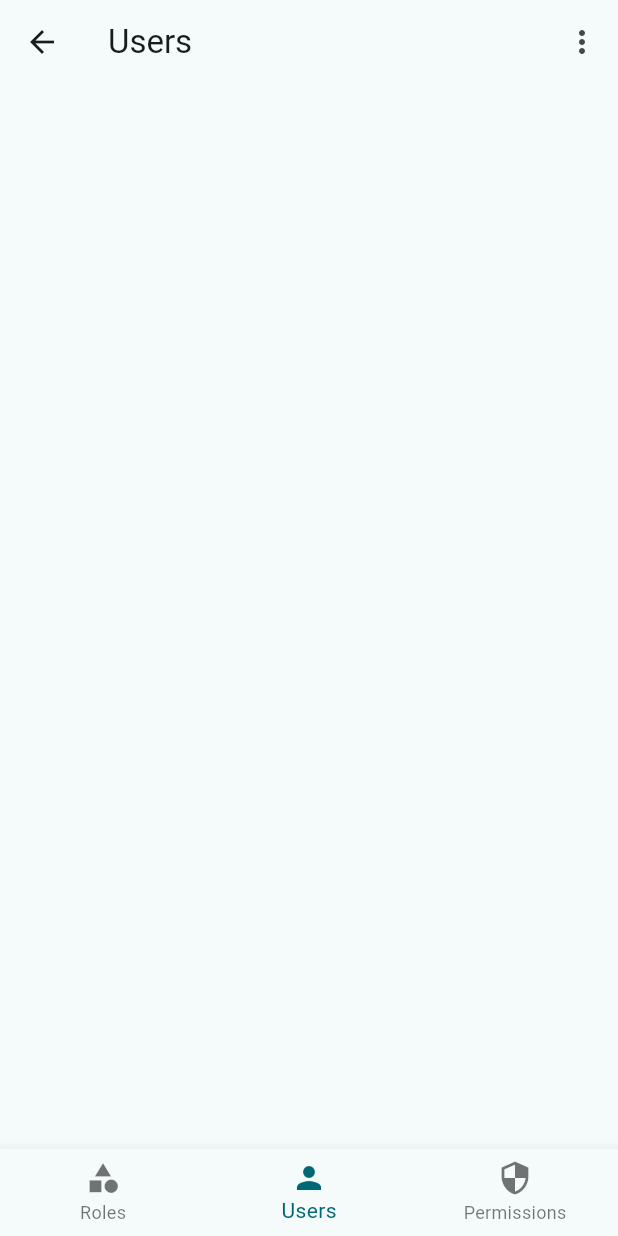
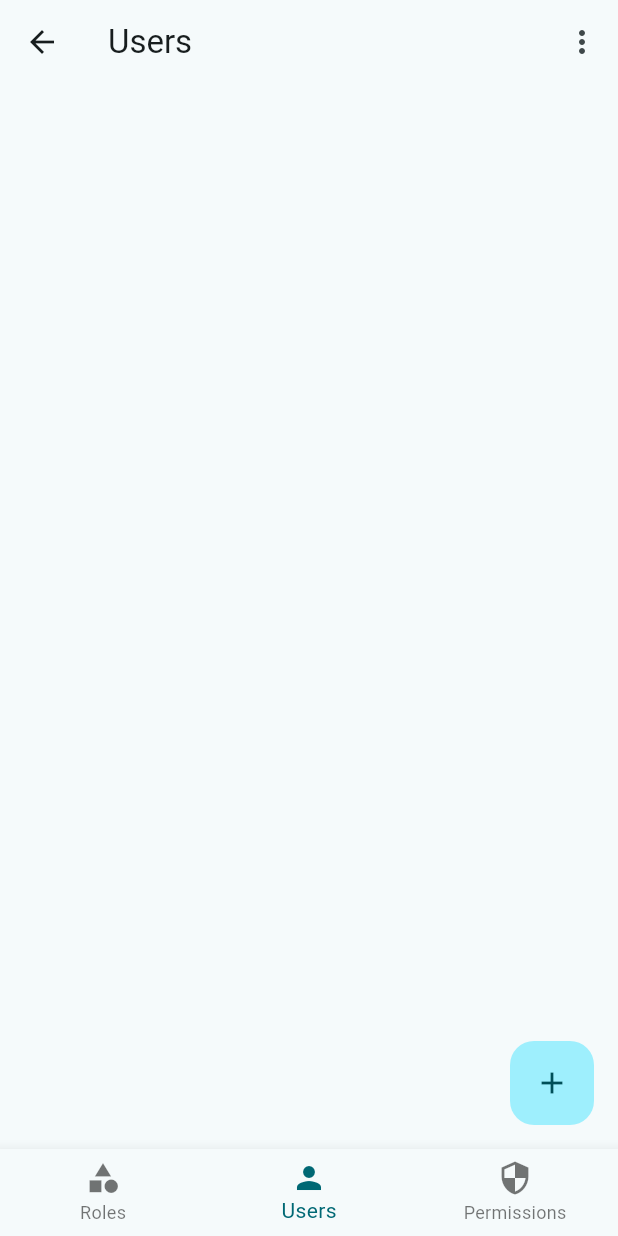
Before and after one commit to pohuing/kumo_app, a Flutter app: the RoleManagementScreen screen opened by its route, item 2 of the bottom bar chosen, on a phone screen of 412 x 824 dp. Run offline on Flutter 3.47's test engine with Material 2 defaults, Android fonts, the phone set to English and light mode, and no system bars; our stand-ins replace email_validator, equatable, flutter_bloc, flutter_colorpicker, hydrated_bloc, tuple; statements that could not run were skipped.

Commit message:
Add messaging cubit for setting fab in permission management Add groundwork for role management cubit

```diff
--- /dev/null
+++ b/lib/blocs/fab_action.dart
@@ -0,0 +1,10 @@
+import 'package:flutter/material.dart';
+import 'package:flutter_bloc/flutter_bloc.dart';
+
+class FabActionCubit extends Cubit<void Function(BuildContext context)?> {
+  FabActionCubit(super.initialState);
+
+  void changeAction(void Function(BuildContext context)? action) {
+    emit(action);
+  }
+}
--- a/lib/widgets/permissions/permission_management_view.dart
+++ b/lib/widgets/permissions/permission_management_view.dart
@@ -1,4 +1,6 @@
 import 'package:flutter/material.dart';
+import 'package:flutter_bloc/flutter_bloc.dart';
+import 'package:kumo_app/blocs/fab_action.dart';
 import 'package:kumo_app/systems/communication_manager.dart';
 import 'package:kumo_app/systems/handle_async.dart';
 
@@ -68,5 +70,7 @@ class _PermissionManagementViewState extends State<PermissionManagementView> {
   void initState() {
     super.initState();
     future = CommunicationManager.instance.getPopulatedPermissions();
+    context.read<FabActionCubit>().changeAction(
+        null); //(context) {log('Hello from permission manager');});
   }
 }
--- a/lib/widgets/permissions/role_management/manage_role_screen.dart
+++ b/lib/widgets/permissions/role_management/manage_role_screen.dart
@@ -17,8 +17,8 @@ class _ManageRoleScreenState extends State<ManageRoleScreen> {
   @override
   Widget build(BuildContext context) {
     return MaterialAdaptiveScaffold(
-      fab: CommonFAB(icon: Icon(Icons.add)),
-      actions: [IconButton(onPressed: () {}, icon: Icon(Icons.save))],
+      fab: const CommonFAB(icon: Icon(Icons.add)),
+      actions: [IconButton(onPressed: () {}, icon: const Icon(Icons.save))],
       body: ListView.builder(
         primary: true,
         itemCount: widget.points.length,
--- a/lib/widgets/permissions/role_management/role_management_screen.dart
+++ b/lib/widgets/permissions/role_management/role_management_screen.dart
@@ -1,6 +1,10 @@
 import 'package:flutter/material.dart';
-import 'package:kumo_app/widgets/permissions/role_management/role_management_view.dart';
+import 'package:flutter_bloc/flutter_bloc.dart';
+import 'package:kumo_app/widgets/general_purpose/common_fab.dart';
+import 'package:kumo_app/widgets/permissions/role_management/roles_listing.dart';
+import 'package:provider/provider.dart';
 
+import '../../../blocs/fab_action.dart';
 import '../../general_purpose/common_app_bar.dart';
 import '../permission_management_view.dart';
 import '../user_management_view.dart';
@@ -13,6 +17,8 @@ class RoleManagementScreen extends StatefulWidget {
 }
 
 class _RoleManagementScreenState extends State<RoleManagementScreen> {
+  int currentScreenIndex = 0;
+
   String get currentScreen {
     switch (currentScreenIndex) {
       case 0:
@@ -26,29 +32,37 @@ class _RoleManagementScreenState extends State<RoleManagementScreen> {
     }
   }
 
-  int currentScreenIndex = 0;
-
   @override
   Widget build(BuildContext context) {
     late final Widget body;
 
     switch (currentScreenIndex) {
       case 0:
-        body = RoleManagementView();
+        body = const RolesListing();
         break;
       case 1:
-        body = UserManagementView();
+        body = const UserManagementView();
         break;
       case 2:
-        body = PermissionManagementView();
+        body = const PermissionManagementView();
         break;
       default:
         body = Text(currentScreenIndex.toString());
     }
 
-    return Scaffold(
+    return Provider<FabActionCubit>(
+      create: (BuildContext context) {
+        return FabActionCubit(null);
+      },
+      child: Scaffold(
         appBar: CommonAppBar(title: currentScreen),
         body: body,
+        floatingActionButton:
+            BlocBuilder<FabActionCubit, void Function(BuildContext context)?>(
+          builder: (BuildContext context, state) => state != null
+              ? CommonFAB(icon: const Icon(Icons.add), action: state)
+              : Container(),
+        ),
         bottomNavigationBar: BottomNavigationBar(
           currentIndex: currentScreenIndex,
           onTap: (value) => setState(() => currentScreenIndex = value),
@@ -67,6 +81,12 @@ class _RoleManagementScreenState extends State<RoleManagementScreen> {
             ),
           ],
         ),
+      ),
     );
   }
+
+  @override
+  void initState() {
+    super.initState();
   }
+}
--- a/lib/widgets/permissions/user_management_view.dart
+++ b/lib/widgets/permissions/user_management_view.dart
@@ -1,4 +1,8 @@
+import 'dart:developer';
+
 import 'package:flutter/material.dart';
+import 'package:flutter_bloc/flutter_bloc.dart';
+import 'package:kumo_app/blocs/fab_action.dart';
 
 class UserManagementView extends StatefulWidget {
   const UserManagementView({Key? key}) : super(key: key);
@@ -12,4 +16,12 @@ class _UserManagementViewState extends State<UserManagementView> {
   Widget build(BuildContext context) {
     return ListView();
   }
+
+  @override
+  void initState() {
+    super.initState();
+    context.read<FabActionCubit>().changeAction((context) {
+      log('Hello from the user management view');
+    });
+  }
 }
```
Also changed, not shown: lib/blocs/role_management_cubit.dart (added, +30 -0 lines), lib/systems/communication_manager.dart (+16 -0 lines), lib/systems/router.dart (+7 -5 lines), lib/widgets/general_purpose/timed_snackbar.dart (+8 -10 lines), lib/widgets/permissions/role_management/role_management_view.dart (deleted, +0 -46 lines), lib/widgets/permissions/role_management/roles_listing.dart (added, +56 -0 lines). Lines whose indentation alone changed are shown as unchanged.
